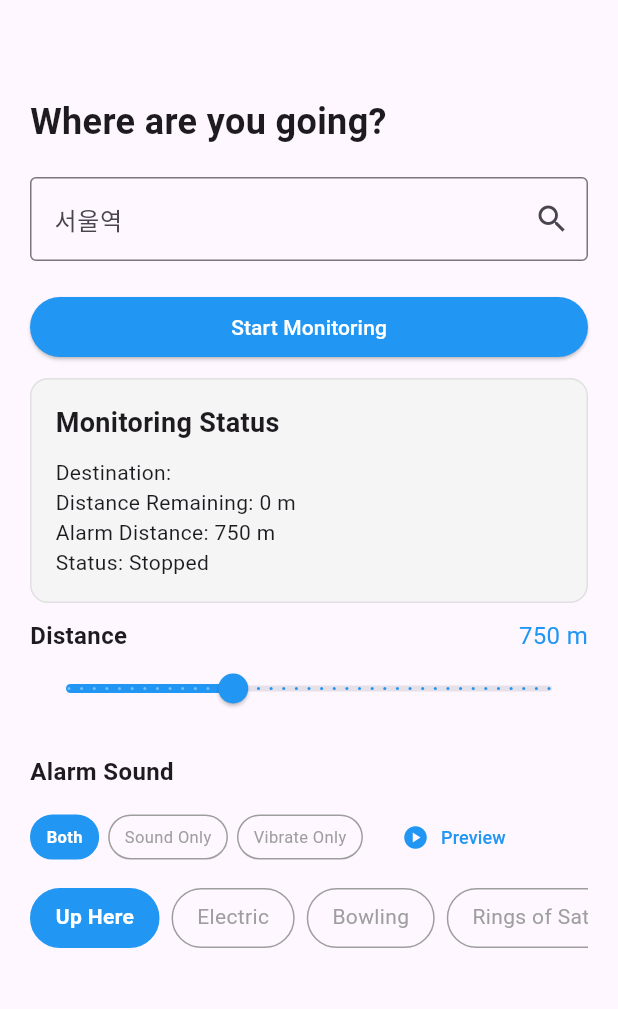
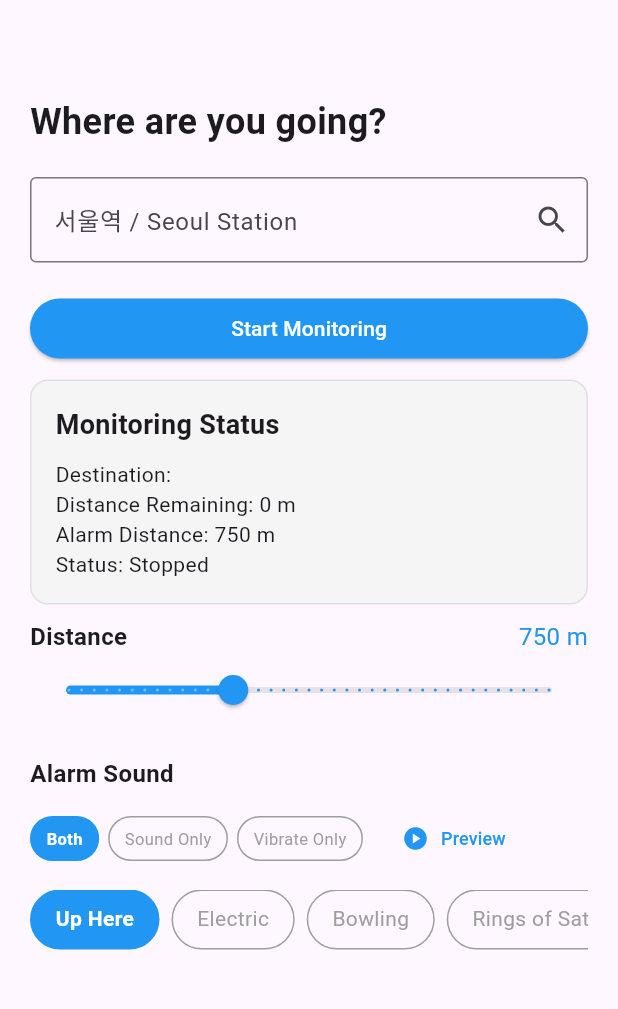
Before and after one commit to WDNa04/WakeUpKorea_Public, a Flutter app: the screen it shows after launch, on a phone screen of 412 x 824 dp, the part 63-1072 px from its top. Run offline on Flutter 3.47's test engine with Material 3 defaults, Android fonts, the light colour scheme and no system bars; our stand-ins replace audioplayers, flutter_local_notifications, geolocator, shared_preferences, vibration; missing offline and left inert: flutter_background_service.

Commit message:
translation changes

```diff
--- a/lib/main.dart
+++ b/lib/main.dart
@@ -661,7 +661,7 @@ class _HomePageState extends State<HomePage> {
               },
               decoration: InputDecoration(
                 border: const OutlineInputBorder(),
-                hintText: "서울역",
+                hintText: "서울역 / Seoul Station",
                 suffixIcon: _isSearching
                     ? const Padding(
                         padding: EdgeInsets.all(12),
```
Also changed, not shown: 1 other file.
